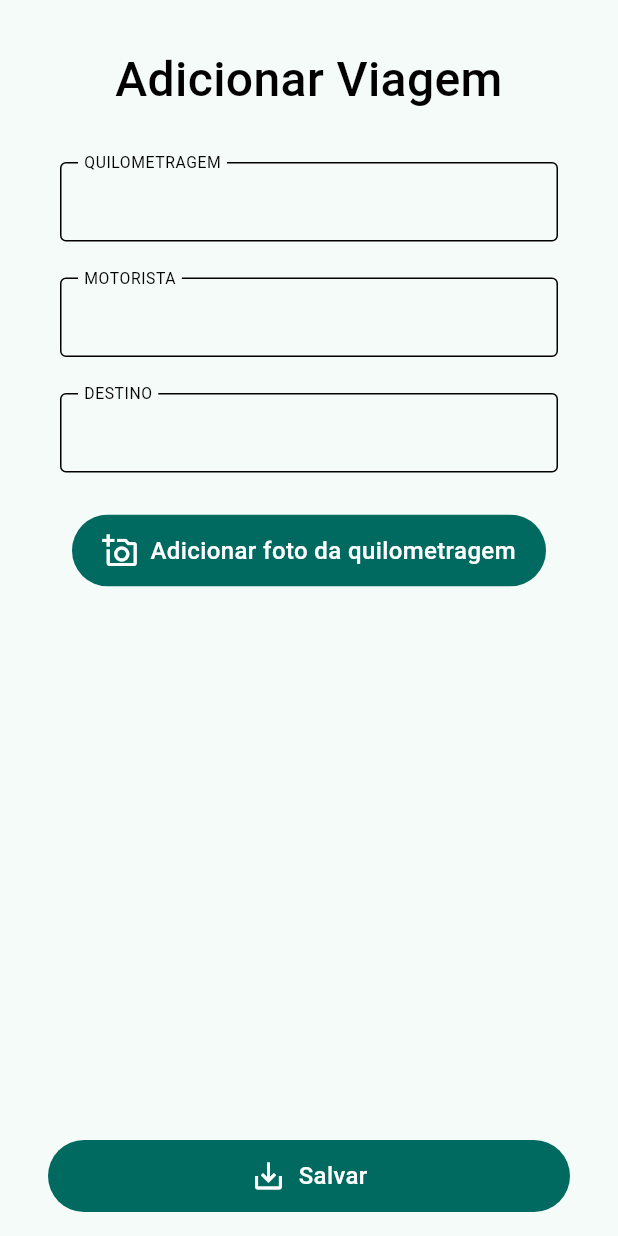
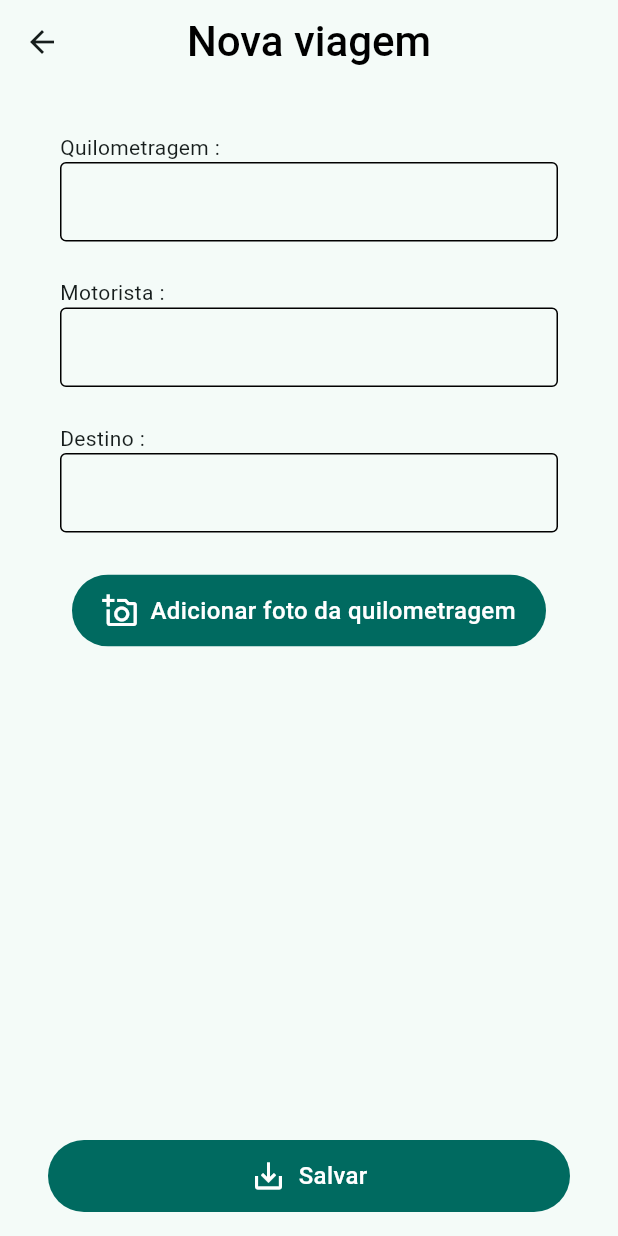
Before and after one commit to antoniobordignon/KMCar, a Flutter app: the screen it shows after launch, after a tap on "Adicionar registro", on a phone screen of 412 x 824 dp. Run offline on Flutter 3.47's test engine with Material 3 defaults, Android fonts, the phone set to English and light mode, and no system bars; our stand-ins replace drift, image_picker, permission_handler; accounts and stored records are empty; generated files the repository leaves out were written again; Roboto replaces fonts that are missing (Kanit).

Commit message:
feat: add style and saving image

```diff
--- a/lib/common/constants/text_style.dart
+++ b/lib/common/constants/text_style.dart
@@ -9,7 +9,7 @@ class AppTextStyle {
     fontFamily: 'Kanit',
   );
   static const TextStyle bigText = TextStyle(
-    fontSize: 32.0,
+    fontSize: 28.0,
     fontWeight: FontWeight.w500,
     fontFamily: 'Kanit',
   );
--- a/lib/common/widgets/input_text.dart
+++ b/lib/common/widgets/input_text.dart
@@ -60,8 +60,14 @@ class _InputTextState extends State<InputText> {
           horizontal: 24.0,
           vertical: 12.0,
         ),
-      child: TextFormField(
-
+      child: Column(
+        children: [
+          Row(
+            children: [
+              Text('${widget.labelText ?? ''} :'),
+            ],
+          ),
+          TextFormField(
             onChanged: (value) {
               if(value.isEmpty) {
                 setState((){
@@ -89,7 +95,6 @@ class _InputTextState extends State<InputText> {
               suffixIcon: widget.suffixIcon,
               hintStyle: widget.hintStyle ?? TextStyle(color: Theme.of(context).colorScheme.outline),
               floatingLabelBehavior: FloatingLabelBehavior.always,
-          labelText: widget.labelText?.toUpperCase(),
               labelStyle: AppTextStyle.inputLabelText.copyWith(color: Colors.black),
               border: defaultBorder,
               focusedBorder: defaultBorder,
@@ -111,6 +116,8 @@ class _InputTextState extends State<InputText> {
               disabledBorder: defaultBorder,
             )
           ),
+        ],
+      ),
     );
   }
 }
--- a/lib/features/add_info/data/repositories/image_repository.dart
+++ b/lib/features/add_info/data/repositories/image_repository.dart
@@ -2,7 +2,7 @@ import 'package:drift/drift.dart';
 
 class Trips extends Table{
   IntColumn get id => integer().autoIncrement()();
-  IntColumn get kilometragem => integer()();
+  RealColumn get kilometragem => real()();
   TextColumn get motorista => text().withLength(min: 1, max: 50)();
   TextColumn get destino => text().withLength(min: 1, max: 100)();
   TextColumn get imagePath => text().nullable()();
--- a/lib/features/add_info/presentation/add_info_page.dart
+++ b/lib/features/add_info/presentation/add_info_page.dart
@@ -1,6 +1,7 @@
-// import 'dart:io';
+import 'dart:io';
 
 import 'package:flutter/material.dart';
+import 'package:flutter/services.dart';
 import 'package:km_car/common/constants/routes.dart';
 import 'package:km_car/common/widgets/add_button.dart';
 import 'package:km_car/common/widgets/input_text.dart';
@@ -10,6 +11,7 @@ import 'package:km_car/features/add_info/presentation/add_info_page_controller.d
 import 'package:km_car/service/implement/permission_service_impl.dart';
 import 'package:permission_handler/permission_handler.dart';
 import 'package:drift/drift.dart' as drift;
+
 class AddInfoPage extends StatefulWidget {
   const AddInfoPage({super.key});
 
@@ -19,10 +21,10 @@ class AddInfoPage extends StatefulWidget {
 
 //camera authorization
 class _AddInfoPageState extends State<AddInfoPage> {
-  final  _kmController = TextEditingController();
-  final  _driverController = TextEditingController();
-  final  _destinationController = TextEditingController();
-  final  _photoController = TextEditingController();
+  final _kmController = TextEditingController();
+  final _driverController = TextEditingController();
+  final _destinationController = TextEditingController();
+
   final AddInfoPageController controller = AddInfoPageController();
   late AppDb _db;
 
@@ -34,7 +36,8 @@ class _AddInfoPageState extends State<AddInfoPage> {
       } else {
         ScaffoldMessenger.of(context).showSnackBar(
           const SnackBar(
-            content: Text('Camera permission is denied. Please allow camera access.'),
+            content: Text(
+              'Camera permission is denied. Please allow camera access.'),
           ),
         );
       }
@@ -54,46 +57,81 @@ class _AddInfoPageState extends State<AddInfoPage> {
     _kmController.dispose();
     _driverController.dispose();
     _destinationController.dispose();
-    _photoController.dispose();
     super.dispose();
   }
+
+  GlobalKey<FormState> _key = GlobalKey<FormState>();
 
   @override
   Widget build(BuildContext context) {
     return Scaffold(
+      appBar: AppBar(
+          title: Text(
+            'Nova viagem',
+            style: AppTextStyle.bigText.copyWith(
+              color: Colors.black,
+            ),
+          ),
+          centerTitle: true),
       body: ListenableBuilder(
         listenable: controller,
         builder: (context, child) {
           return Column(
             children: [
               Expanded(
+                child: Form(
+                  key: _key,
                   child: ListView(
                     padding: const EdgeInsets.symmetric(horizontal: 16.0),
                     children: [
-                    const SizedBox(height: 30.0),
-                    Text(
-                      'Adicionar Viagem',
-                      textAlign: TextAlign.center,
-                      style: AppTextStyle.bigText.copyWith(
-                        color: Colors.black,
-                      ),
-                    ),
                       const SizedBox(height: 20.0),
                       InputText(
                         controller: _kmController,
                         labelText: "Quilometragem",
+                        inputFormatters: [
+                          FilteringTextInputFormatter.allow(
+                              (RegExp(r'(^\d*\.?,?\d*)'))) //verificar validacao
+                        ],
                         keyboardType: TextInputType.number,
+                        validator: (value) {
+                          if (value == null ||
+                              value.toString().trim().isEmpty) {
+                            return 'Campo Obrigatório.';
+                          } else if (value == '0') {
+                            return 'O valor não pode ser 0.';
+                          }
+                          return null;
+                        },
                       ),
                       InputText(
                         controller: _driverController,
                         labelText: "Motorista",
+                        validator: (value) {
+                          if (value == null ||
+                              value.toString().trim().isEmpty) {
+                            return 'Campo Obrigatório.';
+                          } else if (value == '0') {
+                            return 'O valor não pode ser 0.';
+                          }
+                          return null;
+                        },
                       ),
                       InputText(
                         controller: _destinationController,
                         labelText: "Destino",
+                        validator: (value) {
+                          if (value == null ||
+                              value.toString().trim().isEmpty) {
+                            return 'Campo Obrigatório.';
+                          }
+                          return null;
+                        },
                       ),
-                    Padding(
-                      padding: const EdgeInsets.symmetric(horizontal: 32.0, vertical: 16.0),
+                      Visibility(
+                        visible: !controller.hasImage,
+                        child: Padding(
+                          padding: const EdgeInsets.symmetric(
+                              horizontal: 32.0, vertical: 16.0),
                           child: Column(
                             children: [
                               AddButton(
@@ -104,37 +142,71 @@ class _AddInfoPageState extends State<AddInfoPage> {
                             ],
                           ),
                         ),
-                    // Padding(
-                    //   padding: const EdgeInsets.all(16.0),
-                    //   child: Image.file(File('/data/user/0/com.wizardsmoney.km_car/app_flutter/1723952905054.png')),
-                    // ),
+                      ),
+                      Padding(
+                        padding: const EdgeInsets.all(16.0),
+                        child: controller.hasImage ? Image.file(File(controller.imagePath!)) : SizedBox(),
+                      ),
                     ],
                   ),
-              ),
-              Padding(
-                padding: const EdgeInsets.symmetric(horizontal: 32.0, vertical: 16.0),
-                child: AddButton(
-                  onPressed: () async {
-                    final int kilometragem = int.tryParse(_kmController.text) ?? 0;
-                    final entity = TripsCompanion(
-                      kilometragem: drift.Value(kilometragem),
-                      motorista: drift.Value(_driverController.text),
-                      destino: drift.Value(_destinationController.text),
-                    );
-                    await _db.insertTrip(entity);
-
-                    Navigator.pushNamedAndRemoveUntil(
-                    context, NamedRoute.home, (route) => false);
-                  },
-                  text: "Salvar",
-                  icon: const Icon(Icons.save_alt),
                 ),
               ),
             ],
           );
         },
       ),
+      bottomNavigationBar: Padding(
+        padding: const EdgeInsets.symmetric(horizontal: 32.0, vertical: 16.0),
+        child: AddButton(
+          onPressed: () async {
+            if (_key.currentState!.validate()) {
+              if (controller.hasImage == true) {
+                final double kilometragem =
+                    double.tryParse(_kmController.text.replaceAll(',', '.')) ??
+                        0.00;
+                final entity = TripsCompanion(
+                  kilometragem: drift.Value(kilometragem),
+                  motorista: drift.Value(_driverController.text),
+                  destino: drift.Value(_destinationController.text),
+                  imagePath: drift.Value(controller.imagePath),
+                );
+                await _db.insertTrip(entity);
+
+                Navigator.pushNamedAndRemoveUntil(
+                    context, NamedRoute.home, (route) => false);
+              } else {
+                showDialog<void>(
+                  context: context,
+                  barrierDismissible: false,
+                  builder: (BuildContext context) {
+                    return AlertDialog(
+                      title: const Text('Atenção'),
+                      content: const SingleChildScrollView(
+                        child: ListBody(
+                          children: <Widget>[
+                            Text(
+                              'Por gentileza tire uma foto antes de salvar.'),
+                          ],
+                        ),
+                      ),
+                      actions: <Widget>[
+                        TextButton(
+                          child: const Text('Ok'),
+                          onPressed: () {
+                            Navigator.of(context).pop();
+                          },
+                        ),
+                      ],
+                    );
+                  },
                 );
               }
-
             }
+          },
+          text: "Salvar",
+          icon: const Icon(Icons.save_alt),
+        ),
+      ),
+    );
+  }
+}
--- a/lib/features/home/presentation/home_page.dart
+++ b/lib/features/home/presentation/home_page.dart
@@ -1,5 +1,6 @@
 import 'package:flutter/material.dart';
 import 'package:km_car/common/constants/routes.dart';
+import 'package:km_car/common/constants/text_style.dart';
 import 'package:km_car/common/widgets/add_button.dart';
 import 'package:km_car/common/widgets/show_card.dart';
 import 'package:km_car/features/add_info/data/orm/model.dart';
@@ -10,8 +11,8 @@ class HomePage extends StatefulWidget {
   @override
   State<HomePage> createState() => _HomePageState();
 }
+
 class _HomePageState extends State<HomePage> {
-
   late AppDb _db;
 
   @override
@@ -30,12 +31,21 @@ class _HomePageState extends State<HomePage> {
   @override
   Widget build(BuildContext context) {
     return Scaffold(
+      appBar: AppBar(
+        title: Text(
+          'KMCar',
+          style: AppTextStyle.bigText.copyWith(
+            color: Colors.black,
+          ),
+        ),
+        centerTitle: true,
+      ),
       body: FutureBuilder<List<Trip>>(
         future: _db.getTrips(),
         builder: (context, snapshot) {
           final List<Trip>? trips = snapshot.data;
 
-          if(snapshot.connectionState != ConnectionState.done) {
+          if (snapshot.connectionState != ConnectionState.done) {
             return const Center(child: CircularProgressIndicator());
           }
 
@@ -44,25 +54,24 @@ class _HomePageState extends State<HomePage> {
               child: Text(snapshot.error.toString()),
             );
           }
-
           if (snapshot.connectionState == ConnectionState.done) {
             if (trips != null) {
               return ListView.builder(
                   itemCount: trips.length,
                   itemBuilder: (context, index) {
                     final trip = trips[index];
-
                     return Card(
                       child: Column(
                         children: [
                           const SizedBox(height: 20.0),
                           Padding(
-                      padding: EdgeInsets.symmetric(horizontal: 2.0, vertical: 6.0),
+                            padding: EdgeInsets.symmetric(
+                                horizontal: 2.0, vertical: 6.0),
                             child: ShowCard(
-                        km: '${trip.id.toString()}',
-                        driver: '${trip.kilometragem.toString()}',
-                        destination: '${trip.destino.toString()}',
-                        photo: 'assets/images/test.jpg',
+                              km: '${trip.kilometragem.toStringAsFixed(3)}',
+                              driver: '${trip.motorista}',
+                              destination: '${trip.destino}',
+                              photo: trip.imagePath != null ? trip.imagePath!.replaceAll('"', "") : '',
                             ),
                           ),
                         ],
@@ -70,21 +79,12 @@ class _HomePageState extends State<HomePage> {
                     );
                   });
             }
-
           }
-          AddButton(
-            onPressed: () => Navigator.pushNamed(
-              context,
-              NamedRoute.addInfo,
-            ),
-            text: "Adicionar registro",
-            icon: const Icon(Icons.add),
-          );
           return const Text('Não há dados para exibir');
         },
       ),
       bottomNavigationBar: Padding(
-        padding: const EdgeInsets.all(8.0),
+        padding: const EdgeInsets.symmetric(horizontal: 32.0, vertical: 16.0),
         child: AddButton(
           onPressed: () => Navigator.pushNamed(
             context,
```
Also changed, not shown: lib/features/add_info/presentation/add_info_page_controller.dart (+6 -9 lines), lib/features/add_info/data/orm/model.g.dart, 1 other file. Lines whose indentation alone changed are shown as unchanged.
